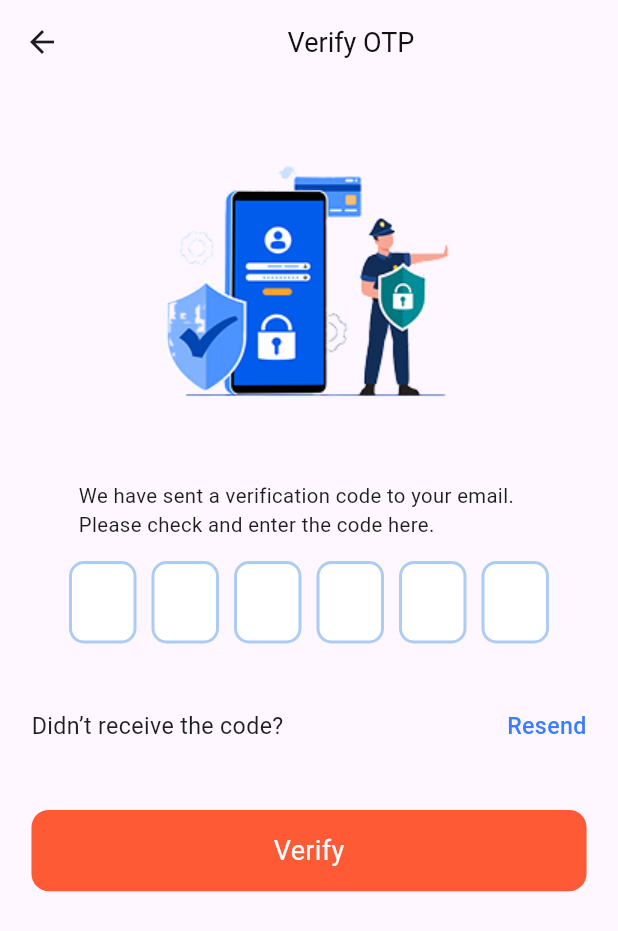
After one commit to srsakilhossen302/Txme-App, a Flutter app: the Verifyotppage screen opened by its route, on a phone screen of 412 x 824 dp. The commit adds this screen. Shown: the top 931 px of the screen. Run offline on Flutter 3.47's test engine with Material 3 defaults, Android fonts, the phone set to English and light mode, and no system bars; our stand-ins replace camera, flutter_screenutil, flutter_svg, get, shared_preferences; missing offline and left inert: google_mlkit_face_detection; accounts and stored records are empty.

Commit message:
sign In All Page setUp

```diff
--- a/lib/Utils/AppImg/app_img.dart
+++ b/lib/Utils/AppImg/app_img.dart
@@ -7,6 +7,7 @@ class AppImg {
   static const String image15 = "$basePath/gori.png";
   static const String splashscreen = "$basePath/splash screen.png";
   static const String verifyFaceID = "$basePath/verifyFaceID.png";
+  static const String Data_security_27 = "$basePath/Data_security_27 1.png";
 
 
 
--- a/lib/Utils/StaticString/static_string.dart
+++ b/lib/Utils/StaticString/static_string.dart
@@ -34,6 +34,11 @@ class AppString{
   static const String authenticateFaceID = "Authenticate Using Face ID" ;
   static const String verificationDone = "Verification Done" ;
   static const String Continue = "Continue" ;
+  static const String verifyOTP = "Verify OTP" ;
+  static const String Verify = "Verify" ;
+  static const String Resend = "Resend" ;
+  static const String receiveCode = "Didn’t receive the code?" ;
+  static const String otpText = "We have sent a verification code to your email. Please check and enter the code here." ;
 
 
 }
--- /dev/null
+++ b/lib/View/Screen/Home_Page/homePage.dart
@@ -0,0 +1,17 @@
+import 'package:flutter/material.dart';
+
+class Homepage extends StatefulWidget {
+  const Homepage({super.key});
+
+  @override
+  State<Homepage> createState() => _HomepageState();
+}
+
+class _HomepageState extends State<Homepage> {
+  @override
+  Widget build(BuildContext context) {
+    return Scaffold(
+      body: Text("<<<<<<<<<<<<<<<<<<========================>>>>>>>>>>>>>>>>>"),
+    );
+  }
+}
--- a/lib/View/Screen/Sign-in/Sign-in-with-Biometrics/Enter_email/enter_email.dart
+++ b/lib/View/Screen/Sign-in/Sign-in-with-Biometrics/Enter_email/enter_email.dart
@@ -1,11 +1,14 @@
 import 'package:flutter/cupertino.dart';
 import 'package:flutter/material.dart';
 import 'package:flutter_screenutil/flutter_screenutil.dart';
+import 'package:get/get.dart';
+import 'package:get/get_core/src/get_main.dart';
 import 'package:txme_app/Utils/AppColors/app_colors.dart';
 import 'package:txme_app/Utils/AppImg/app_img.dart';
 import 'package:txme_app/Utils/StaticString/static_string.dart';
 import 'package:txme_app/View/Widgegt/Custom_Button/custom_button.dart';
 import 'package:txme_app/View/Widgegt/Email_Input_Field/EmailInputField.dart';
+import 'package:txme_app/core/App_Routes/app_routes.dart';
 
 class EnterEmail extends StatefulWidget {
   const EnterEmail({super.key});
@@ -55,7 +58,9 @@ class _EnterEmailState extends State<EnterEmail> {
                 ),
               ),
             ),
-            onTap: () {},
+            onTap: () {
+              Get.toNamed(AppRoute.verifyotppage);
+            },
           ),
         ],
       ),
--- a/lib/View/Screen/Sign-in/Sign-in-with-Biometrics/Verify-Fingerprint/verifyFingerprint.dart
+++ b/lib/View/Screen/Sign-in/Sign-in-with-Biometrics/Verify-Fingerprint/verifyFingerprint.dart
@@ -1,10 +1,13 @@
 import 'package:flutter/material.dart';
 import 'package:flutter_screenutil/flutter_screenutil.dart';
 import 'package:flutter_svg/flutter_svg.dart';
+import 'package:get/get.dart';
+import 'package:get/get_core/src/get_main.dart';
 import 'package:get/get_utils/src/extensions/internacionalization.dart';
 import 'package:txme_app/Utils/AppColors/app_colors.dart';
 import 'package:txme_app/Utils/AppIcons/app_icons.dart';
 import 'package:txme_app/View/Widgegt/Custom_Button/custom_button.dart';
+import 'package:txme_app/core/App_Routes/app_routes.dart';
 
 import '../../../../../Utils/StaticString/static_string.dart';
 
@@ -61,7 +64,9 @@ class _VerifyfingerprintState extends State<Verifyfingerprint> {
                 ),
               ),
             ),
-            onTap: () {},
+            onTap: () {
+              Get.toNamed(AppRoute.homepage);
+            },
           ),
         ],
       ),
--- a/lib/View/Screen/Sign-in/Sign-in-with-Biometrics/VerifyFaceID/Face_Verification_Done/faceVerificationDone.dart
+++ b/lib/View/Screen/Sign-in/Sign-in-with-Biometrics/VerifyFaceID/Face_Verification_Done/faceVerificationDone.dart
@@ -1,10 +1,13 @@
 import 'package:flutter/material.dart';
 import 'package:flutter_screenutil/flutter_screenutil.dart';
 import 'package:flutter_svg/flutter_svg.dart';
+import 'package:get/get.dart';
+import 'package:get/get_core/src/get_main.dart';
 import 'package:txme_app/Utils/AppColors/app_colors.dart';
 import 'package:txme_app/Utils/AppIcons/app_icons.dart';
 import 'package:txme_app/Utils/StaticString/static_string.dart';
 import 'package:txme_app/View/Widgegt/Custom_Button/custom_button.dart';
+import 'package:txme_app/core/App_Routes/app_routes.dart';
 
 class Faceverificationdone extends StatefulWidget {
   const Faceverificationdone({super.key});
@@ -59,7 +62,9 @@ class _FaceverificationdoneState extends State<Faceverificationdone> {
                 ),
               ),
             ),
-            onTap: () {},
+            onTap: () {
+              Get.toNamed(AppRoute.homepage);
+            },
           ),
         ],
       ),
--- /dev/null
+++ b/lib/View/Screen/Sign-in/Verify_OTP_Page/verifyOTPPage.dart
@@ -0,0 +1,106 @@
+import 'package:flutter/material.dart';
+import 'package:flutter_screenutil/flutter_screenutil.dart';
+import 'package:get/get_core/src/get_main.dart';
+import 'package:get/get_navigation/src/extension_navigation.dart';
+import 'package:get/get_utils/src/extensions/internacionalization.dart';
+import 'package:txme_app/Utils/AppImg/app_img.dart';
+import 'package:txme_app/Utils/StaticString/static_string.dart';
+import 'package:txme_app/View/Widgegt/OtpBoxes/OtpBoxes.dart';
+
+import '../../../../Utils/AppColors/app_colors.dart';
+import '../../../../core/App_Routes/app_routes.dart';
+import '../../../Widgegt/Custom_Button/custom_button.dart';
+
+class Verifyotppage extends StatefulWidget {
+  const Verifyotppage({super.key});
+
+  @override
+  State<Verifyotppage> createState() => _VerifyotppageState();
+}
+
+class _VerifyotppageState extends State<Verifyotppage> {
+  @override
+  Widget build(BuildContext context) {
+    return Scaffold(
+      appBar: AppBar(
+        title: Center(
+          child: Text(
+            AppString.verifyOTP.tr,
+            style: TextStyle(
+              fontWeight: FontWeight.w400,
+              fontSize: 18,
+              color: AppColors.black900,
+            ),
+          ),
+        ),
+      ),
+      body: Column(
+        children: [
+          Padding(
+            padding: EdgeInsets.only(top: 36.h),
+            child: Center(
+                child: Image.asset(
+                    AppImg.Data_security_27
+                )
+            ),
+          ),
+          SizedBox(height: 40.h,),
+          Padding(
+            padding:  EdgeInsets.only(right: 50.w, left: 50.w),
+            child: Text(AppString.otpText.tr, style: TextStyle(
+              fontSize: 14.sp,
+              fontWeight: FontWeight.w400,
+              color: AppColors.black700
+            ),),
+          ),
+
+          SizedBox(height: 15.h,),
+
+          OtpBoxes(),
+
+          SizedBox(height: 46.h),
+          Padding(
+            padding:  EdgeInsets.only(left: 20.w, right: 20.w),
+            child: Row(
+              mainAxisAlignment: MainAxisAlignment.spaceBetween,
+              children: [
+                Text(AppString.receiveCode.tr, style: TextStyle(
+                  fontWeight: FontWeight.w400,
+                  fontSize: 16.sp,
+                  color: AppColors.black700
+                ),),
+                Text(AppString.Resend.tr, style: TextStyle(
+                    fontWeight: FontWeight.w500,
+                    fontSize: 16.sp,
+                    color: AppColors.A7DFF
+                ),),
+              ],
+            ),
+          ),
+          SizedBox(height: 46.h),
+          CustomButton(
+            height: 56.h,
+            width: 353.w,
+            BoxDecoration: BoxDecoration(
+              color: AppColors.red601,
+              borderRadius: BorderRadius.circular(12.r),
+            ),
+            child: Center(
+              child: Text(
+                AppString.Verify,
+                style: TextStyle(
+                  fontSize: 18,
+                  fontWeight: FontWeight.w400,
+                  color: AppColors.FFFFFF,
+                ),
+              ),
+            ),
+            onTap: () {
+              Get.toNamed(AppRoute.faceverificationdone);
+            },
+          ),
+        ],
+      ),
+    );
+  }
+}
--- a/lib/View/Screen/splashScreen/splash_screen_view.dart
+++ b/lib/View/Screen/splashScreen/splash_screen_view.dart
@@ -18,28 +18,28 @@ class SplashScreenView extends StatefulWidget {
 
 class _SplashScreenViewState extends State<SplashScreenView> {
 
-  @override
-  void initState() {
-    super.initState();
-    _checkIfGetStartedClicked();
-  }
-
-  void _checkIfGetStartedClicked() async {
-    String isClicked =
-    await SharePrefsHelper.getString("isGetStartedClicked");
-    if (isClicked == "true") {
-      // If already clicked, navigate directly to next page
-      Get.offNamed(AppRoute.chooseLanguage); // or your home route
-    }
-  }
-
-  void _onGetStarted() async {
-    // Save that user clicked the button
-    await SharePrefsHelper.setString("isGetStartedClicked", "true");
-
-    // Navigate to next screen
-    Get.toNamed(AppRoute.chooseLanguage);
-  }
+  // @override
+  // void initState() {
+  //   super.initState();
+  //   _checkIfGetStartedClicked();
+  // }
+  //
+  // void _checkIfGetStartedClicked() async {
+  //   String isClicked =
+  //   await SharePrefsHelper.getString("isGetStartedClicked");
+  //   if (isClicked == "true") {
+  //     // If already clicked, navigate directly to next page
+  //     Get.offNamed(AppRoute.chooseLanguage); // or your home route
+  //   }
+  // }
+  //
+  // void _onGetStarted() async {
+  //   // Save that user clicked the button
+  //   await SharePrefsHelper.setString("isGetStartedClicked", "true");
+  //
+  //   // Navigate to next screen
+  //   Get.toNamed(AppRoute.chooseLanguage);
+  // }
 
   @override
   Widget build(BuildContext context) {
@@ -72,7 +72,10 @@ class _SplashScreenViewState extends State<SplashScreenView> {
 
             SizedBox(height: 42.h),
             CustomButton(
-              onTap: _onGetStarted,
+              onTap: (){
+                Get.toNamed(AppRoute.chooseLanguage);
+              },
+              //_onGetStarted,
               height: 40.h,
               width: 167.w,
               BoxDecoration: BoxDecoration(
@@ -80,7 +83,7 @@ class _SplashScreenViewState extends State<SplashScreenView> {
                   borderRadius: BorderRadius.circular(12.r)),
               child: Center(
                 child: Text(
-                  AppString.getStarted,
+                  AppString.getStarted.tr,
                   style: TextStyle(
                     fontSize: 14,
                     fontWeight: FontWeight.w700,
--- /dev/null
+++ b/lib/View/Widgegt/OtpBoxes/OtpBoxes.dart
@@ -0,0 +1,39 @@
+import 'package:flutter/material.dart';
+
+class OtpBoxes extends StatelessWidget {
+  final int length;
+
+  const OtpBoxes({super.key, this.length = 6});
+
+  @override
+  Widget build(BuildContext context) {
+    return Row(
+      mainAxisAlignment: MainAxisAlignment.center,
+      children: List.generate(length, (index) {
+        return Container(
+          margin: const EdgeInsets.symmetric(horizontal: 5),
+          width: 45,
+          height: 55,
+          decoration: BoxDecoration(
+            color: Colors.white,
+            borderRadius: BorderRadius.circular(10),
+            border: Border.all(
+              color: const Color(0xffACCCF2), // Light blue border like your image
+              width: 2,
+            ),
+          ),
+          // child: const Center(
+          //   child: Text(
+          //     "|", // The cursor-like line
+          //     style: TextStyle(
+          //       color: Colors.grey,
+          //       fontSize: 22,
+          //       fontWeight: FontWeight.bold,
+          //     ),
+          //   ),
+          // ),
+        );
+      }),
+    );
+  }
+}
--- a/lib/core/App_Routes/app_routes.dart
+++ b/lib/core/App_Routes/app_routes.dart
@@ -1,12 +1,14 @@
 import 'package:get/get_navigation/src/routes/get_route.dart';
 
 import '../../View/Screen/Choose_Language/choose_language.dart';
+import '../../View/Screen/Home_Page/homePage.dart';
 import '../../View/Screen/Sign-in/Sign-in-with-Biometrics/Enter_email/enter_email.dart';
 import '../../View/Screen/Sign-in/Sign-in-with-Biometrics/SignInWithBiometrics.dart';
 import '../../View/Screen/Sign-in/Sign-in-with-Biometrics/Verify-Fingerprint/verifyFingerprint.dart';
 import '../../View/Screen/Sign-in/Sign-in-with-Biometrics/VerifyFaceID/Face_Verification_Done/faceVerificationDone.dart';
 import '../../View/Screen/Sign-in/Sign-in-with-Biometrics/VerifyFaceID/VerifyfaceidID.dart';
 import '../../View/Screen/Sign-in/Sign-in-with-Biometrics/VerifyFaceID/verifyFaceID.dart';
+import '../../View/Screen/Sign-in/Verify_OTP_Page/verifyOTPPage.dart';
 import '../../View/Screen/Sign_As_Screen/sign_as_screen.dart';
 
 class AppRoute {
@@ -19,6 +21,8 @@ class AppRoute {
   static const String verifyfaceid = "/verifyfaceid";
   static const String verifyFaceId = "/verifyFaceId";
   static const String faceverificationdone = "/faceverificationdone";
+  static const String verifyotppage = "/verifyotppage";
+  static const String homepage = "/homepage";
 
 
   static List<GetPage> routes = [
@@ -32,6 +36,8 @@ class AppRoute {
     GetPage(name: verifyfaceid, page: () => const Verifyfaceid()),
     GetPage(name: verifyFaceId, page: () => const VerifyFaceId()),
     GetPage(name: faceverificationdone, page: () => const Faceverificationdone()),
+    GetPage(name: verifyotppage, page: () => const Verifyotppage()),
+    GetPage(name: homepage, page: () => const Homepage()),
 
 
 
```
Also changed, not shown: assets/images/Data_security_27 1.png (added).
